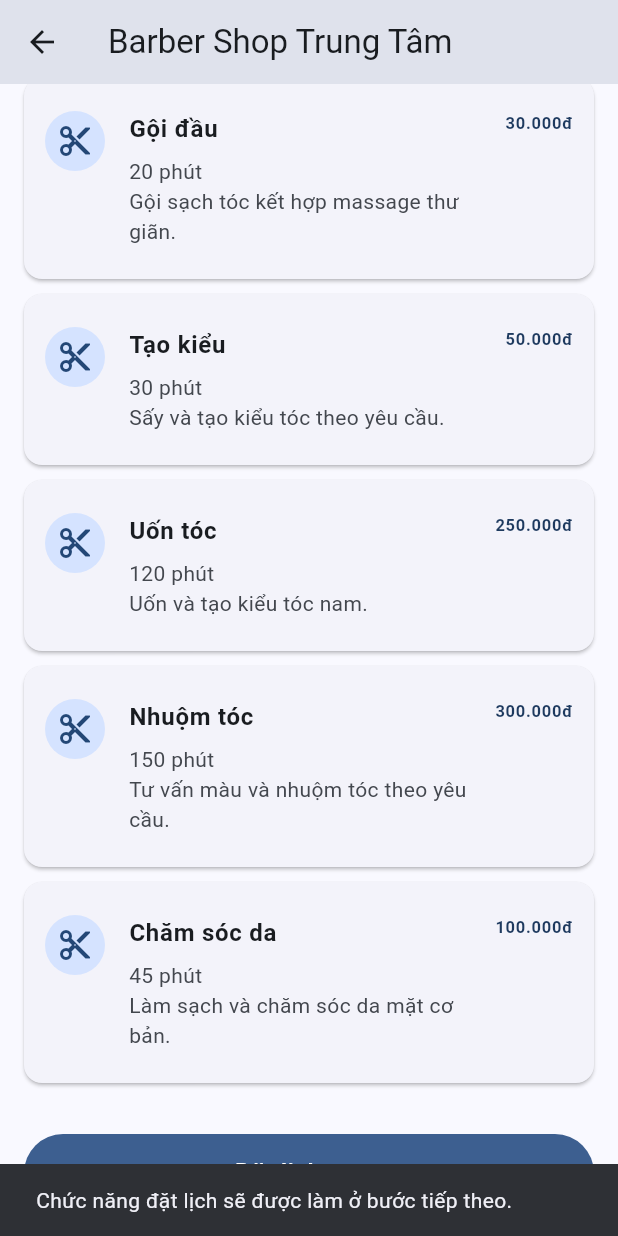
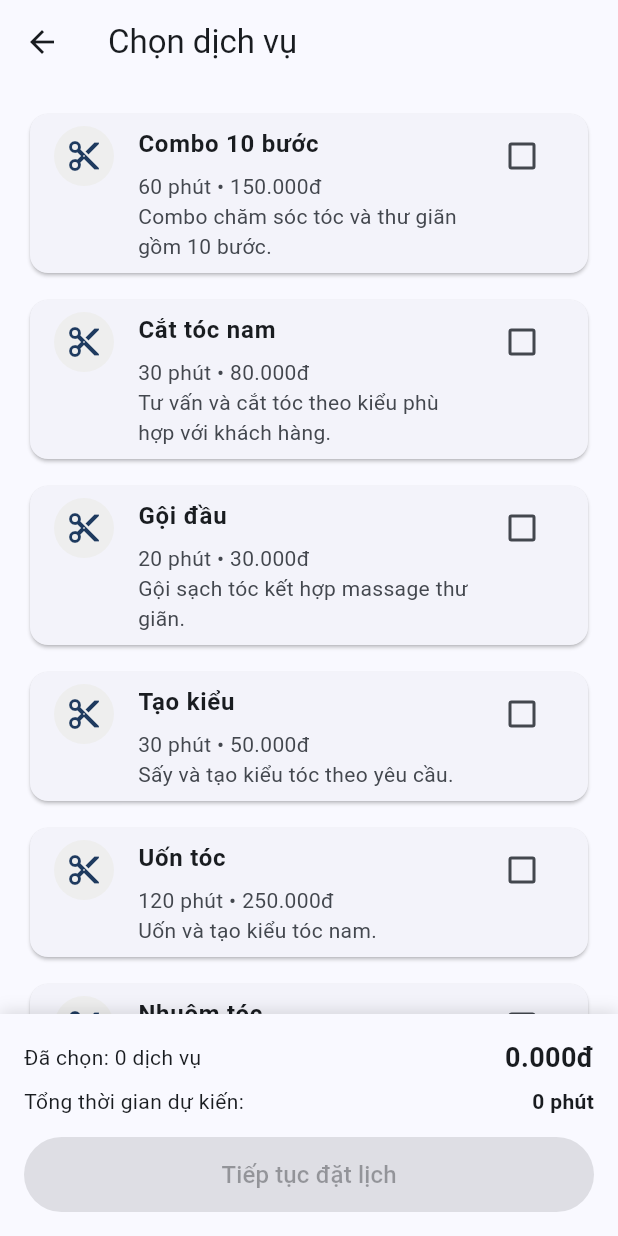
Before and after one commit to venusconan123/beauty_booking_flutter, a Flutter app: the SalonDetailScreen screen opened directly with sample values from the repository, scrolled down 683 dp, after a tap on "Đặt lịch ngay", on a phone screen of 412 x 824 dp. Run offline on Flutter 3.47's test engine with Material 3 defaults, Android fonts, the phone set to English and light mode, and no system bars.

```diff
--- a/lib/screens/salon_detail_screen.dart
+++ b/lib/screens/salon_detail_screen.dart
@@ -1,7 +1,8 @@
 import 'package:flutter/material.dart';
-import 'salon_detail_screen.dart';
+
 
 import '../models/salon.dart';
+import 'package:beauty_booking_app/screens/service_selection_screen.dart';
 
 class SalonDetailScreen extends StatelessWidget {
   final Salon salon;
@@ -120,15 +121,16 @@ class SalonDetailScreen extends StatelessWidget {
           SizedBox(
             height: 52,
             child: FilledButton(
-              onPressed: () {
-                ScaffoldMessenger.of(context).showSnackBar(
-                  const SnackBar(
-                    content: Text(
-                      'Chức năng đặt lịch sẽ được làm ở bước tiếp theo.',
-                    ),
+             onPressed: () {
+                Navigator.push(
+                  context,
+                 MaterialPageRoute(
+                   builder: (context) => ServiceSelectionScreen(
+                    salon: salon,
                   ),
-                );
-              },
+                ),
+              );
+            },
               child: const Text(
                 'Đặt lịch ngay',
                 style: TextStyle(fontSize: 17),
--- /dev/null
+++ b/lib/screens/service_selection_screen.dart
@@ -0,0 +1,193 @@
+import 'package:flutter/material.dart';
+
+import '../models/salon.dart';
+
+class ServiceSelectionScreen extends StatefulWidget {
+  final Salon salon;
+
+  const ServiceSelectionScreen({
+    super.key,
+    required this.salon,
+  });
+
+  @override
+  State<ServiceSelectionScreen> createState() {
+    return _ServiceSelectionScreenState();
+  }
+}
+
+class _ServiceSelectionScreenState
+    extends State<ServiceSelectionScreen> {
+  final Set<String> _selectedServiceIds = {};
+
+  int get _totalPrice {
+    return widget.salon.services
+        .where(
+          (service) => _selectedServiceIds.contains(service.id),
+        )
+        .fold(
+          0,
+          (total, service) => total + service.price,
+        );
+  }
+
+  int get _totalDuration {
+    return widget.salon.services
+        .where(
+          (service) => _selectedServiceIds.contains(service.id),
+        )
+        .fold(
+          0,
+          (total, service) => total + service.durationMinutes,
+        );
+  }
+
+  void _toggleService(String serviceId) {
+    setState(() {
+      if (_selectedServiceIds.contains(serviceId)) {
+        _selectedServiceIds.remove(serviceId);
+      } else {
+        _selectedServiceIds.add(serviceId);
+      }
+    });
+  }
+
+  String _formatPrice(int price) {
+    return '${price ~/ 1000}.000đ';
+  }
+
+  @override
+  Widget build(BuildContext context) {
+    return Scaffold(
+      appBar: AppBar(
+        title: const Text('Chọn dịch vụ'),
+      ),
+      body: ListView.separated(
+        padding: const EdgeInsets.all(16),
+        itemCount: widget.salon.services.length,
+        separatorBuilder: (context, index) {
+          return const SizedBox(height: 10);
+        },
+        itemBuilder: (context, index) {
+          final service = widget.salon.services[index];
+
+          final bool isSelected =
+              _selectedServiceIds.contains(service.id);
+
+          return Card(
+            color: isSelected
+                ? const Color(0xFFE8F0FE)
+                : null,
+            child: CheckboxListTile(
+              value: isSelected,
+              onChanged: (value) {
+                _toggleService(service.id);
+              },
+              secondary: CircleAvatar(
+                backgroundColor: isSelected
+                    ? const Color(0xFF1E3A5F)
+                    : Colors.grey.shade200,
+                child: Icon(
+                  Icons.content_cut,
+                  color: isSelected
+                      ? Colors.white
+                      : const Color(0xFF1E3A5F),
+                ),
+              ),
+              title: Text(
+                service.name,
+                style: const TextStyle(
+                  fontWeight: FontWeight.bold,
+                ),
+              ),
+              subtitle: Padding(
+                padding: const EdgeInsets.only(top: 6),
+                child: Text(
+                  '${service.durationMinutes} phút'
+                  ' • ${_formatPrice(service.price)}\n'
+                  '${service.description}',
+                ),
+              ),
+              isThreeLine: true,
+              controlAffinity:
+                  ListTileControlAffinity.trailing,
+            ),
+          );
+        },
+      ),
+      bottomNavigationBar: SafeArea(
+        child: Container(
+          padding: const EdgeInsets.all(16),
+          decoration: BoxDecoration(
+            color: Theme.of(context).colorScheme.surface,
+            boxShadow: const [
+              BoxShadow(
+                color: Colors.black12,
+                blurRadius: 8,
+                offset: Offset(0, -2),
+              ),
+            ],
+          ),
+          child: Column(
+            mainAxisSize: MainAxisSize.min,
+            children: [
+              Row(
+                children: [
+                  Expanded(
+                    child: Text(
+                      'Đã chọn: '
+                      '${_selectedServiceIds.length} dịch vụ',
+                    ),
+                  ),
+                  Text(
+                    _formatPrice(_totalPrice),
+                    style: const TextStyle(
+                      fontSize: 18,
+                      fontWeight: FontWeight.bold,
+                    ),
+                  ),
+                ],
+              ),
+              const SizedBox(height: 6),
+              Row(
+                children: [
+                  const Text('Tổng thời gian dự kiến:'),
+                  const Spacer(),
+                  Text(
+                    '$_totalDuration phút',
+                    style: const TextStyle(
+                      fontWeight: FontWeight.w600,
+                    ),
+                  ),
+                ],
+              ),
+              const SizedBox(height: 14),
+              SizedBox(
+                width: double.infinity,
+                height: 50,
+                child: FilledButton(
+                  onPressed: _selectedServiceIds.isEmpty
+                      ? null
+                      : () {
+                          ScaffoldMessenger.of(context)
+                              .showSnackBar(
+                            const SnackBar(
+                              content: Text(
+                                'Bước tiếp theo: chọn thợ cắt tóc.',
+                              ),
+                            ),
+                          );
+                        },
+                  child: const Text(
+                    'Tiếp tục đặt lịch',
+                    style: TextStyle(fontSize: 16),
+                  ),
+                ),
+              ),
+            ],
+          ),
+        ),
+      ),
+    );
+  }
+}
```
